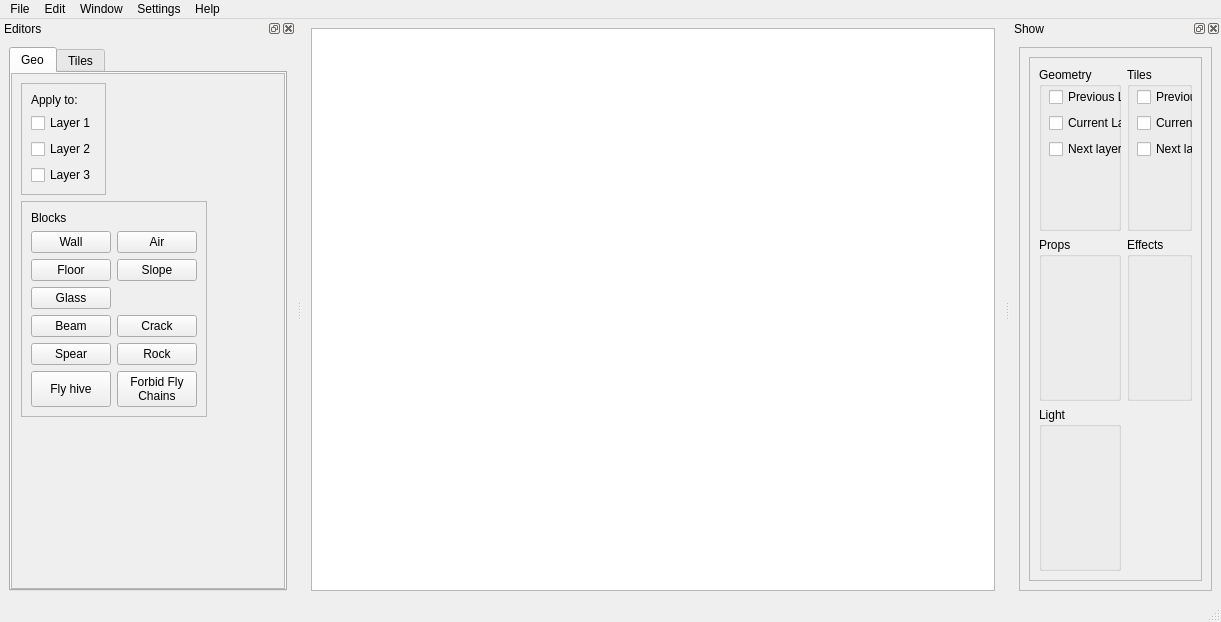
First picture: the form in ui/uifiles/main.ui, repository timofey260/RWE-Sharp, before the edit.
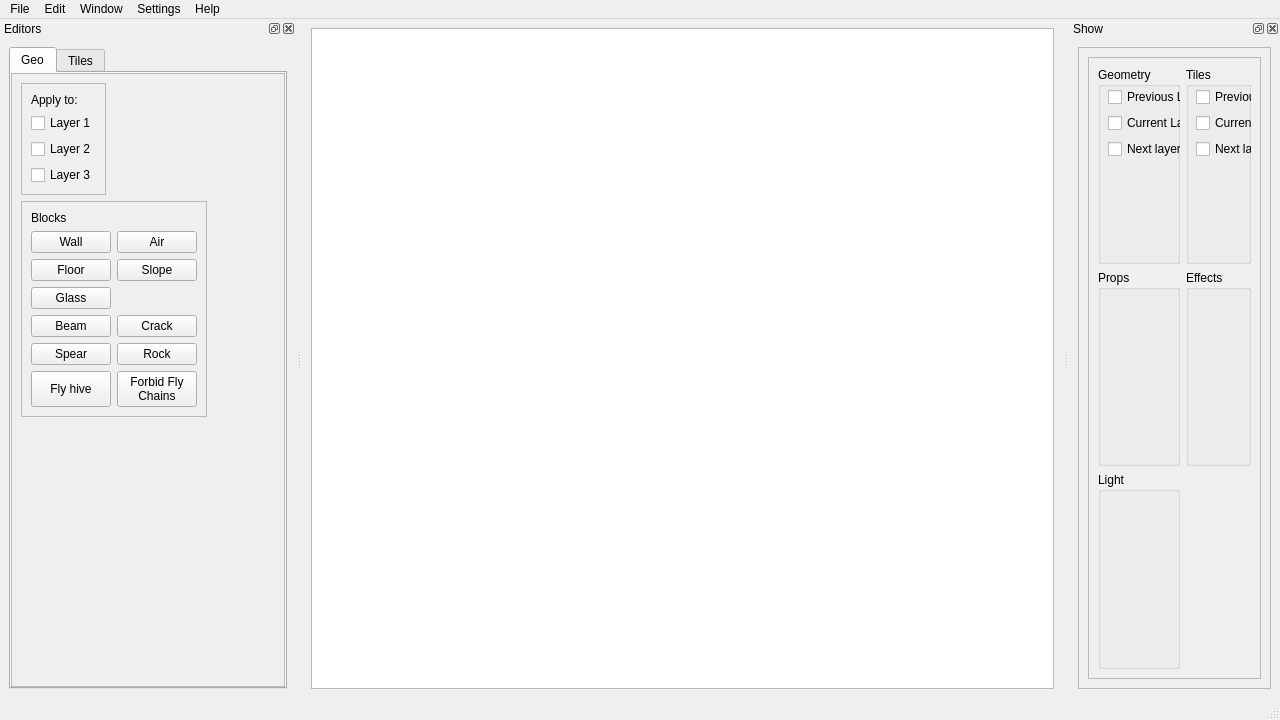
Second picture: the form after the edit. Icons and pictures are not drawn. Custom widgets are drawn as their Qt base class.

Diff of the .ui file:
```diff
--- a/ui/uifiles/main.ui
+++ b/ui/uifiles/main.ui
@@ -6,8 +6,8 @@
    <rect>
     <x>0</x>
     <y>0</y>
-    <width>1221</width>
-    <height>622</height>
+    <width>1280</width>
+    <height>720</height>
    </rect>
   </property>
   <property name="windowTitle">
@@ -30,6 +30,24 @@
       <property name="locale">
        <locale language="English" country="UnitedStates"/>
       </property>
+      <property name="backgroundBrush">
+       <brush brushstyle="NoBrush">
+        <color alpha="255">
+         <red>0</red>
+         <green>0</green>
+         <blue>0</blue>
+        </color>
+       </brush>
+      </property>
+      <property name="foregroundBrush">
+       <brush brushstyle="NoBrush">
+        <color alpha="255">
+         <red>0</red>
+         <green>0</green>
+         <blue>0</blue>
+        </color>
+       </brush>
+      </property>
      </widget>
     </item>
    </layout>
@@ -39,7 +57,7 @@
     <rect>
      <x>0</x>
      <y>0</y>
-     <width>1221</width>
+     <width>1280</width>
      <height>33</height>
     </rect>
    </property>
@@ -177,7 +195,7 @@
               <x>0</x>
               <y>0</y>
               <width>272</width>
-              <height>495</height>
+              <height>593</height>
              </rect>
             </property>
             <layout class="QFormLayout" name="formLayout">
@@ -566,6 +584,12 @@
        <layout class="QGridLayout" name="gridLayout_5">
         <item row="0" column="0">
          <widget class="QScrollArea" name="scrollArea_2">
+          <property name="sizePolicy">
+           <sizepolicy hsizetype="Preferred" vsizetype="Expanding">
+            <horstretch>0</horstretch>
+            <verstretch>0</verstretch>
+           </sizepolicy>
+          </property>
           <property name="locale">
            <locale language="English" country="UnitedStates"/>
           </property>
@@ -577,8 +601,8 @@
             <rect>
              <x>0</x>
              <y>0</y>
-             <width>320</width>
-             <height>504</height>
+             <width>149</width>
+             <height>602</height>
             </rect>
            </property>
            <layout class="QGridLayout" name="gridLayout_6">
@@ -610,7 +634,7 @@
               <property name="title">
                <string>Geometry</string>
               </property>
-              <widget class="QWidget" name="">
+              <widget class="QWidget" name="layoutWidget">
                <property name="geometry">
                 <rect>
                  <x>10</x>
```
Left out of the diff: 51 changed lines with no effect on the pictures.
